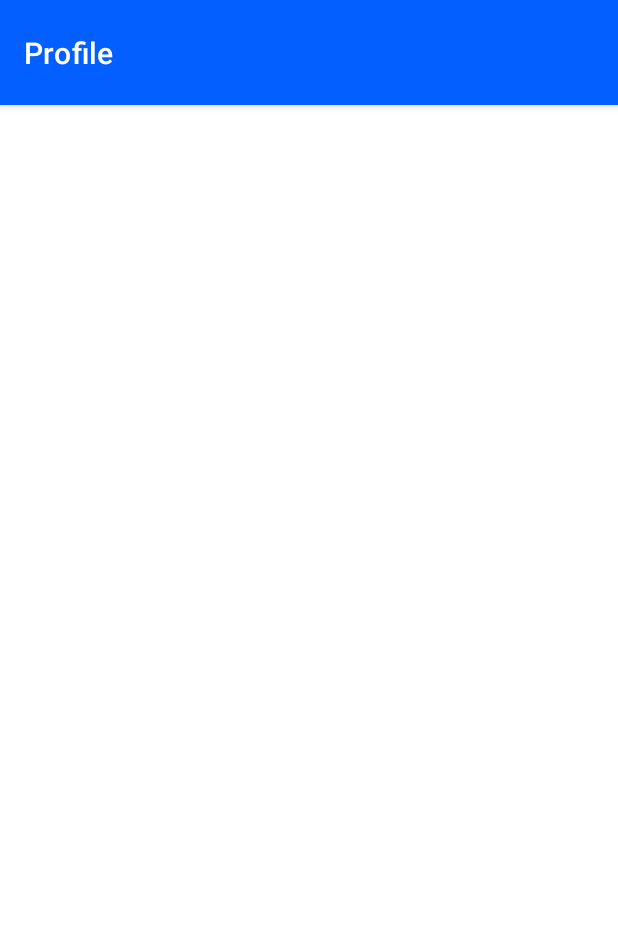
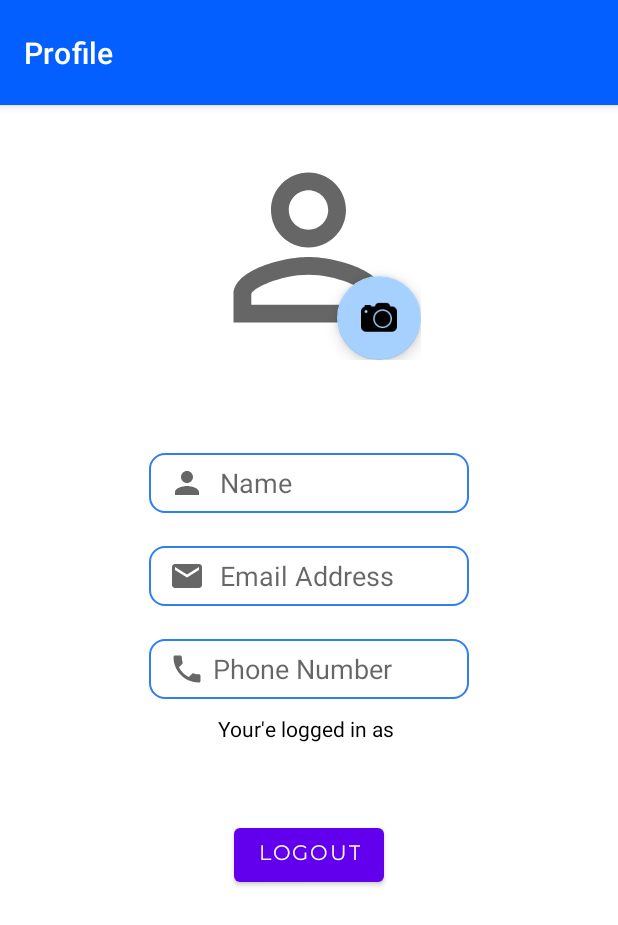
Before and after one commit to savanahatieno/BooApp, an Android app: the UserProfile screen opened directly, with no data from a screen before it, on a phone screen of 412 x 824 dp. Shown: the top 925 px of the screen. Run offline under Robolectric (Android 15) with nearby library versions, the phone set to English and light mode, and no system bars; our stand-ins replace Firebase (no records; nobody signed in at launch, a user with empty details on screens opened directly); libraries missing offline, so code that uses them is left out: com.firebase.ui.

Commit message:
created phone layout and added authentication

```diff
--- a/app/src/main/java/com/moringaschool/booapp/Phone_Login.java
+++ b/app/src/main/java/com/moringaschool/booapp/Phone_Login.java
@@ -208,15 +208,16 @@ public class Phone_Login extends AppCompatActivity {
                     String phone = firebaseAuth.getCurrentUser().getPhoneNumber();
                     Toast.makeText(Phone_Login.this, "Logged In as " + phone, Toast.LENGTH_SHORT).show();
 
-                    startActivity(new Intent(Phone_Login.this, ProfileActivity.class));
+                    startActivity(new Intent(Phone_Login.this, UserProfile.class));
 
                 })
-                .addOnFailureListener(e -> {
-                    //failed signing in
-                    pd.dismiss();
-                    Toast.makeText(Phone_Login.this, "" +e.getMessage(), Toast.LENGTH_SHORT).show();
-                });
+                .addOnFailureListener(this::onFailure);
     }
 
 
+    private void onFailure(Exception e) {
+//failed signing in
+        pd.dismiss();
+        Toast.makeText(Phone_Login.this, "" + e.getMessage(), Toast.LENGTH_SHORT).show();
+    }
 }
--- a/app/src/main/java/com/moringaschool/booapp/UserProfile.java
+++ b/app/src/main/java/com/moringaschool/booapp/UserProfile.java
@@ -1,14 +1,78 @@
 package com.moringaschool.booapp;
 
+import androidx.annotation.NonNull;
 import androidx.appcompat.app.AppCompatActivity;
 
 import android.os.Bundle;
+import android.text.Editable;
+import android.view.View;
+import android.widget.Button;
+import android.widget.EditText;
+import android.widget.TextView;
+
+import com.firebase.ui.auth.data.model.User;
+import com.google.firebase.auth.FirebaseAuth;
+import com.google.firebase.auth.FirebaseUser;
+import com.google.firebase.database.DataSnapshot;
+import com.google.firebase.database.DatabaseReference;
+import com.google.firebase.database.FirebaseDatabase;
+import com.google.firebase.database.ValueEventListener;
+import com.google.firebase.database.annotations.NotNull;
 
 public class UserProfile extends AppCompatActivity {
+
+
+    TextView phoneTv;
+    EditText userPhoneNumber;
+    Button logoutButton;
+
+
+    FirebaseAuth firebaseAuth;
+
+
 
     @Override
     protected void onCreate(Bundle savedInstanceState) {
         super.onCreate(savedInstanceState);
         setContentView(R.layout.activity_user_profile);
+
+
+        userPhoneNumber = findViewById(R.id.userPhoneNumber);
+        phoneTv = findViewById(R.id.phoneTv);
+        logoutButton = findViewById(R.id.logoutBtn);
+
+
+        firebaseAuth = FirebaseAuth.getInstance();
+        checkUserStatus();
+
+        logoutButton.setOnClickListener(new View.OnClickListener() {
+            @Override
+            public void onClick(View v) {
+                firebaseAuth.signOut();
+                checkUserStatus();
+            }
+        });
+
+
+
     }
+
+
+    private void checkUserStatus() {
+        //getting the current user
+        FirebaseUser firebaseUser = firebaseAuth.getCurrentUser();
+        if (firebaseUser != null){
+            //user is logged in
+            String phone = firebaseUser.getPhoneNumber();
+            phoneTv.setText(phone);
+            userPhoneNumber.setText(phone);
+
+        }else {
+            //user is not logged in
+            finish();
+        }
+
+    }
+
+
 }
--- /dev/null
+++ b/app/src/main/res/drawable/ic_baseline_email_24.xml
@@ -0,0 +1,10 @@
+<vector xmlns:android="http://schemas.android.com/apk/res/android"
+    android:width="24dp"
+    android:height="24dp"
+    android:viewportWidth="24"
+    android:viewportHeight="24"
+    android:tint="?attr/colorControlNormal">
+  <path
+      android:fillColor="@android:color/white"
+      android:pathData="M20,4L4,4c-1.1,0 -1.99,0.9 -1.99,2L2,18c0,1.1 0.9,2 2,2h16c1.1,0 2,-0.9 2,-2L22,6c0,-1.1 -0.9,-2 -2,-2zM20,8l-8,5 -8,-5L4,6l8,5 8,-5v2z"/>
+</vector>
--- /dev/null
+++ b/app/src/main/res/drawable/ic_baseline_person_24.xml
@@ -0,0 +1,10 @@
+<vector xmlns:android="http://schemas.android.com/apk/res/android"
+    android:width="24dp"
+    android:height="24dp"
+    android:viewportWidth="24"
+    android:viewportHeight="24"
+    android:tint="?attr/colorControlNormal">
+  <path
+      android:fillColor="@android:color/white"
+      android:pathData="M12,12c2.21,0 4,-1.79 4,-4s-1.79,-4 -4,-4 -4,1.79 -4,4 1.79,4 4,4zM12,14c-2.67,0 -8,1.34 -8,4v2h16v-2c0,-2.66 -5.33,-4 -8,-4z"/>
+</vector>
--- /dev/null
+++ b/app/src/main/res/drawable/ic_baseline_person_outline_24.xml
@@ -0,0 +1,5 @@
+<vector android:height="50dp" android:tint="?attr/colorControlNormal"
+    android:viewportHeight="24" android:viewportWidth="24"
+    android:width="50dp" xmlns:android="http://schemas.android.com/apk/res/android">
+    <path android:fillColor="@android:color/white" android:pathData="M12,5.9c1.16,0 2.1,0.94 2.1,2.1s-0.94,2.1 -2.1,2.1S9.9,9.16 9.9,8s0.94,-2.1 2.1,-2.1m0,9c2.97,0 6.1,1.46 6.1,2.1v1.1L5.9,18.1L5.9,17c0,-0.64 3.13,-2.1 6.1,-2.1M12,4C9.79,4 8,5.79 8,8s1.79,4 4,4 4,-1.79 4,-4 -1.79,-4 -4,-4zM12,13c-2.67,0 -8,1.34 -8,4v3h16v-3c0,-2.66 -5.33,-4 -8,-4z"/>
+</vector>
--- /dev/null
+++ b/app/src/main/res/drawable/ic_baseline_phone_24.xml
@@ -0,0 +1,10 @@
+<vector xmlns:android="http://schemas.android.com/apk/res/android"
+    android:width="24dp"
+    android:height="24dp"
+    android:viewportWidth="24"
+    android:viewportHeight="24"
+    android:tint="?attr/colorControlNormal">
+  <path
+      android:fillColor="@android:color/white"
+      android:pathData="M6.62,10.79c1.44,2.83 3.76,5.14 6.59,6.59l2.2,-2.2c0.27,-0.27 0.67,-0.36 1.02,-0.24 1.12,0.37 2.33,0.57 3.57,0.57 0.55,0 1,0.45 1,1V20c0,0.55 -0.45,1 -1,1 -9.39,0 -17,-7.61 -17,-17 0,-0.55 0.45,-1 1,-1h3.5c0.55,0 1,0.45 1,1 0,1.25 0.2,2.45 0.57,3.57 0.11,0.35 0.03,0.74 -0.25,1.02l-2.2,2.2z"/>
+</vector>
--- /dev/null
+++ b/app/src/main/res/drawable/round_corner.xml
@@ -0,0 +1,5 @@
+<shape xmlns:android="http://schemas.android.com/apk/res/android" android:shape="rectangle">
+    <solid android:color="#FFFFFF"/>
+    <stroke android:color="#2E7EF4" android:width="1.3dp"/>
+    <corners android:radius="10dp"/>
+</shape>
--- a/app/src/main/res/layout/activity_user_profile.xml
+++ b/app/src/main/res/layout/activity_user_profile.xml
@@ -18,14 +18,128 @@
             android:layout_width="match_parent"
             android:layout_height="70dp"
             app:title="Profile"
-            app:titleTextColor="@color/white"/>
-
+            app:titleTextColor="@color/white" />
 
 
     </com.google.android.material.appbar.AppBarLayout>
+
+    <RelativeLayout
+        android:layout_width="wrap_content"
+        android:layout_height="wrap_content"
+        android:layout_gravity="center_horizontal"
+        android:layout_margin="20dp">
+
+        <ImageView
+            android:id="@+id/image_profile"
+            android:layout_width="150dp"
+            android:layout_height="150dp"
+            android:scaleType="centerCrop"
+            android:src="@drawable/ic_baseline_person_outline_24" />
+
+        <com.google.android.material.floatingactionbutton.FloatingActionButton
+            android:id="@+id/fab_camera"
+            android:layout_width="wrap_content"
+            android:layout_height="wrap_content"
+            android:layout_alignEnd="@+id/image_profile"
+            android:layout_alignBottom="@+id/image_profile"
+            android:elevation="1dp"
+            android:scaleType="centerInside"
+            android:src="@drawable/camera_icon_boo"
+            app:backgroundTint="#A6D1FF" />
 
 
 
 
 
+
+    </RelativeLayout>
+
+    <LinearLayout
+        android:layout_width="match_parent"
+        android:layout_height="460dp"
+        android:layout_gravity="center_vertical"
+        android:orientation="vertical">
+
+
+        <EditText
+            android:id="@+id/userName"
+            android:layout_width="wrap_content"
+            android:layout_height="40dp"
+            android:layout_gravity="center"
+            android:layout_marginTop="42dp"
+            android:background="@drawable/round_corner"
+            android:drawableStart="@drawable/ic_baseline_person_24"
+            android:drawablePadding="10dp"
+            android:ems="10"
+            android:hint="Name"
+            android:inputType="textPersonName"
+            android:paddingStart="13dp" />
+
+        <EditText
+            android:id="@+id/userEmail"
+            android:layout_width="wrap_content"
+            android:layout_height="40dp"
+            android:layout_alignParentStart="false"
+            android:layout_alignParentTop="false"
+            android:layout_gravity="center"
+            android:layout_marginTop="22dp"
+            android:background="@drawable/round_corner"
+            android:drawableStart="@drawable/ic_baseline_email_24"
+            android:drawablePadding="10dp"
+            android:ems="10"
+            android:hint="Email Address"
+            android:inputType="textEmailAddress"
+            android:paddingStart="13dp" />
+
+
+        <!--        New Layout-->
+
+
+        <EditText
+            android:id="@+id/userPhoneNumber"
+            android:layout_width="wrap_content"
+            android:layout_height="40dp"
+            android:layout_gravity="center"
+            android:layout_marginTop="22dp"
+            android:background="@drawable/round_corner"
+            android:drawableStart="@drawable/ic_baseline_phone_24"
+            android:drawablePadding="5dp"
+            android:ems="10"
+            android:hint="Phone Number"
+            android:inputType="phone"
+            android:paddingStart="13dp" />
+
+        <TextView
+            android:layout_width="wrap_content"
+            android:layout_height="wrap_content"
+            android:text="Your'e logged in as "
+            android:textColor="@color/black"
+            android:layout_gravity="center"
+            android:layout_marginTop="10dp"/>
+
+        <TextView
+            android:id="@+id/phoneTv"
+            android:layout_width="wrap_content"
+            android:layout_height="wrap_content"
+            android:fontFamily="@font/montserrat"
+            android:text="Phone Number"
+            android:textColor="#5C5757"
+            android:layout_gravity="center"
+            android:layout_marginTop="10dp"/>
+
+        <Button
+            android:id="@+id/logoutBtn"
+            android:layout_width="wrap_content"
+            android:layout_height="wrap_content"
+            android:layout_marginTop="20dp"
+            android:fontFamily="@font/montserrat"
+            android:text="LOGOUT"
+            android:layout_gravity="center"/>
+
+
+    </LinearLayout>
+
+
+
+
 </LinearLayout>
```
Also changed, not shown: app/src/main/res/drawable-v24/camera_icon_boo.png (added).
